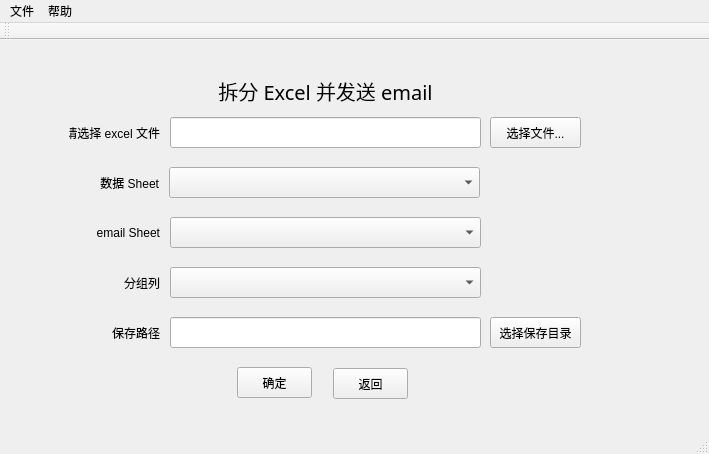
Old version of the form splitandemailwindow.ui in the repository ainiaa/splitExcel.
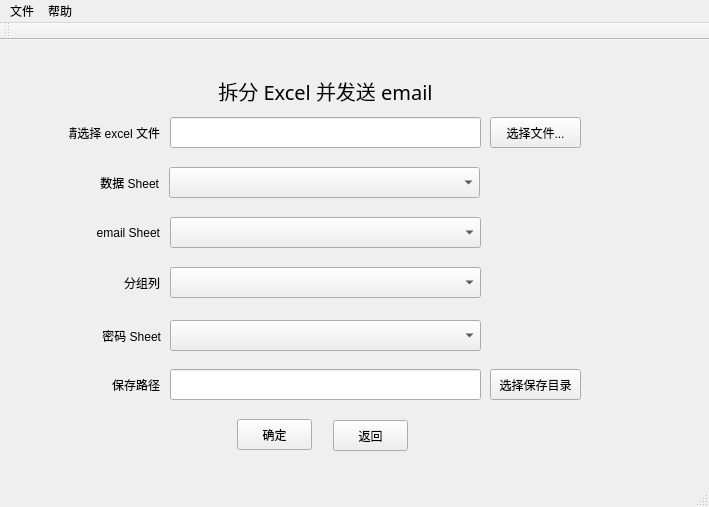
New version of the form. Icons and pictures are not drawn.

Diff of the .ui file:
```diff
--- a/splitandemailwindow.ui
+++ b/splitandemailwindow.ui
@@ -7,7 +7,7 @@
     <x>0</x>
     <y>0</y>
     <width>709</width>
-    <height>454</height>
+    <height>507</height>
    </rect>
   </property>
   <property name="windowTitle">
@@ -60,7 +60,7 @@
     <property name="geometry">
      <rect>
       <x>69</x>
-      <y>277</y>
+      <y>329</y>
       <width>91</width>
       <height>31</height>
      </rect>
@@ -76,7 +76,7 @@
     <property name="geometry">
      <rect>
       <x>170</x>
-      <y>277</y>
+      <y>329</y>
       <width>311</width>
       <height>31</height>
      </rect>
@@ -86,7 +86,7 @@
     <property name="geometry">
      <rect>
       <x>237</x>
-      <y>327</y>
+      <y>379</y>
       <width>75</width>
       <height>31</height>
      </rect>
@@ -122,7 +122,7 @@
     <property name="geometry">
      <rect>
       <x>490</x>
-      <y>277</y>
+      <y>329</y>
       <width>91</width>
       <height>31</height>
      </rect>
@@ -228,7 +228,7 @@
     <property name="geometry">
      <rect>
       <x>333</x>
-      <y>328</y>
+      <y>380</y>
       <width>75</width>
       <height>31</height>
      </rect>
@@ -237,6 +237,32 @@
      <string>返回</string>
     </property>
    </widget>
+   <widget class="QLabel" name="passwordLabel">
+    <property name="geometry">
+     <rect>
+      <x>70</x>
+      <y>280</y>
+      <width>91</width>
+      <height>31</height>
+     </rect>
+    </property>
+    <property name="text">
+     <string>密码 Sheet</string>
+    </property>
+    <property name="alignment">
+     <set>Qt::AlignRight|Qt::AlignTrailing|Qt::AlignVCenter</set>
+    </property>
+   </widget>
+   <widget class="QComboBox" name="passwordComboBox">
+    <property name="geometry">
+     <rect>
+      <x>170</x>
+      <y>280</y>
+      <width>311</width>
+      <height>31</height>
+     </rect>
+    </property>
+   </widget>
   </widget>
   <widget class="QMenuBar" name="menuBar">
    <property name="geometry">
```
